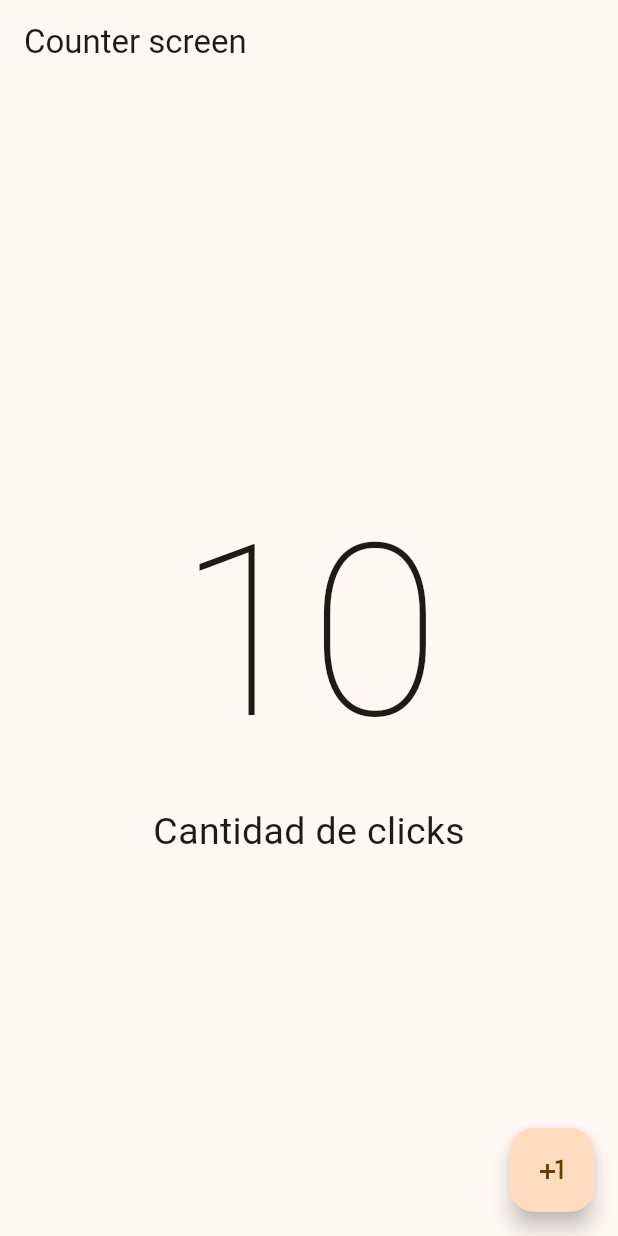
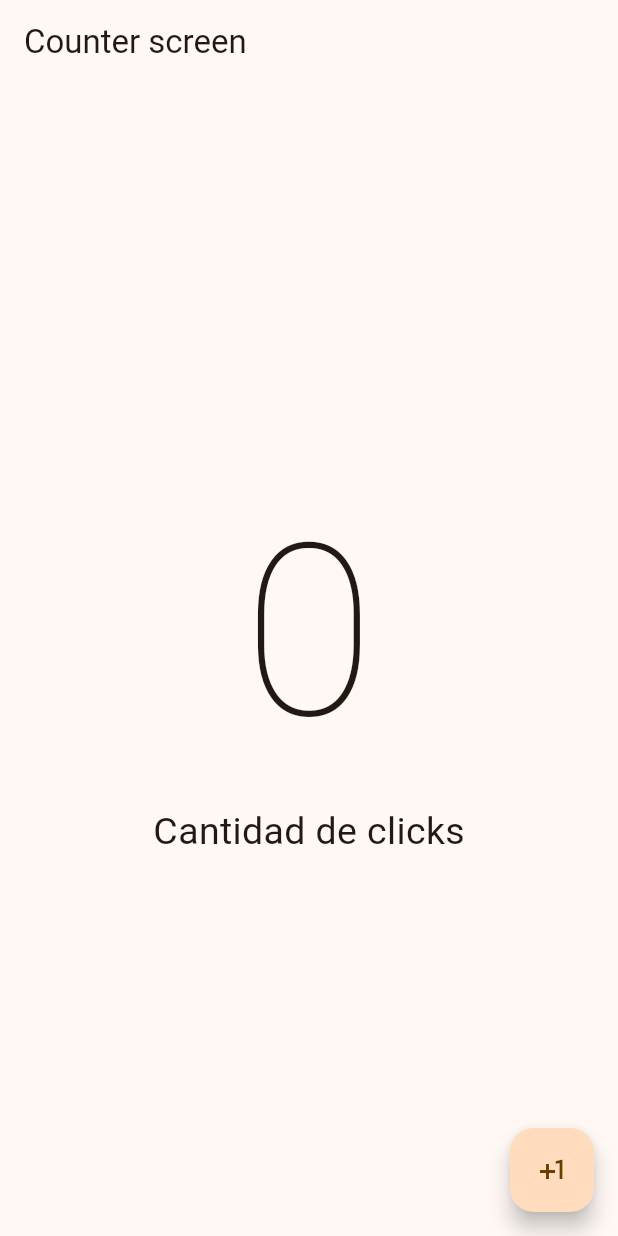
Before and after one commit to quenandres/flutter-2023, a Flutter app: the screen it shows after launch, on a phone screen of 412 x 824 dp. Run offline on Flutter 3.47's test engine with Material 2 defaults, Android fonts, the phone set to English and light mode, and no system bars.

Commit message:
57. Cambiar el estado de la aplicación

```diff
--- a/hello_world_app/lib/presentation/screens/counter_screen.dart
+++ b/hello_world_app/lib/presentation/screens/counter_screen.dart
@@ -1,7 +1,14 @@
 import 'package:flutter/material.dart';
 
-class CounterScreen extends StatelessWidget {
+class CounterScreen extends StatefulWidget {
   const CounterScreen({super.key});
+  @override
+  State<CounterScreen> createState() => _CounterScreenState();
+}
+
+class _CounterScreenState extends State<CounterScreen> {
+
+  int clickCounter = 0;
 
   @override
   Widget build(BuildContext context) {
@@ -9,18 +16,22 @@ class CounterScreen extends StatelessWidget {
         appBar: AppBar(
           title: const Text('Counter screen'),
         ),
-        body: const Center(
+        body: Center(
           child: Column(
             mainAxisAlignment: MainAxisAlignment.center,
             children: [
-              Text('10', style: TextStyle(fontSize: 160, fontWeight: FontWeight.w100)),
-              Text('Cantidad de clicks', style: TextStyle(fontSize: 25))
+              Text('$clickCounter', style: const TextStyle(fontSize: 160, fontWeight: FontWeight.w100)),
+              const Text('Cantidad de clicks', style: TextStyle(fontSize: 25))
             ],
           ),
         ),
-        floatingActionButton: const FloatingActionButton(
-          onPressed: null,
-          child: Icon(Icons.plus_one),
+        floatingActionButton: FloatingActionButton(
+          onPressed: () {
+            setState(() {
+              clickCounter++;
+            });
+          },
+          child: const Icon(Icons.plus_one),
         ),
       );
   }
```
Also changed, not shown: 1 other file.
